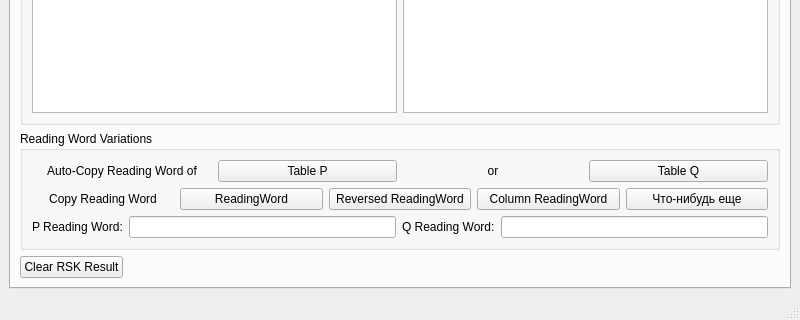
Old version of the form mainwindow.ui in the repository TheTiNi17/YoungTable; both pictures show x 0 to 800 and y 280 to 600 of the 800 by 600 pixel window.
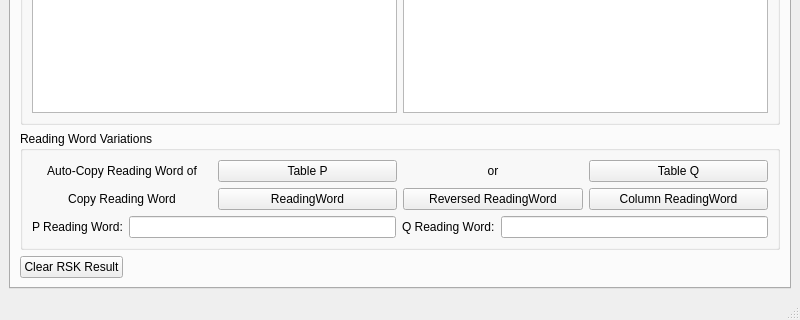
New version of the form.

```diff
--- a/mainwindow.ui
+++ b/mainwindow.ui
@@ -245,13 +245,6 @@
                </property>
               </widget>
              </item>
-             <item>
-              <widget class="QPushButton" name="GetReadingWord_4">
-               <property name="text">
-                <string>Что-нибудь еще</string>
-               </property>
-              </widget>
-             </item>
             </layout>
            </item>
            <item>
```
Left out of the diff: 20 changed lines with no effect on the pictures.
